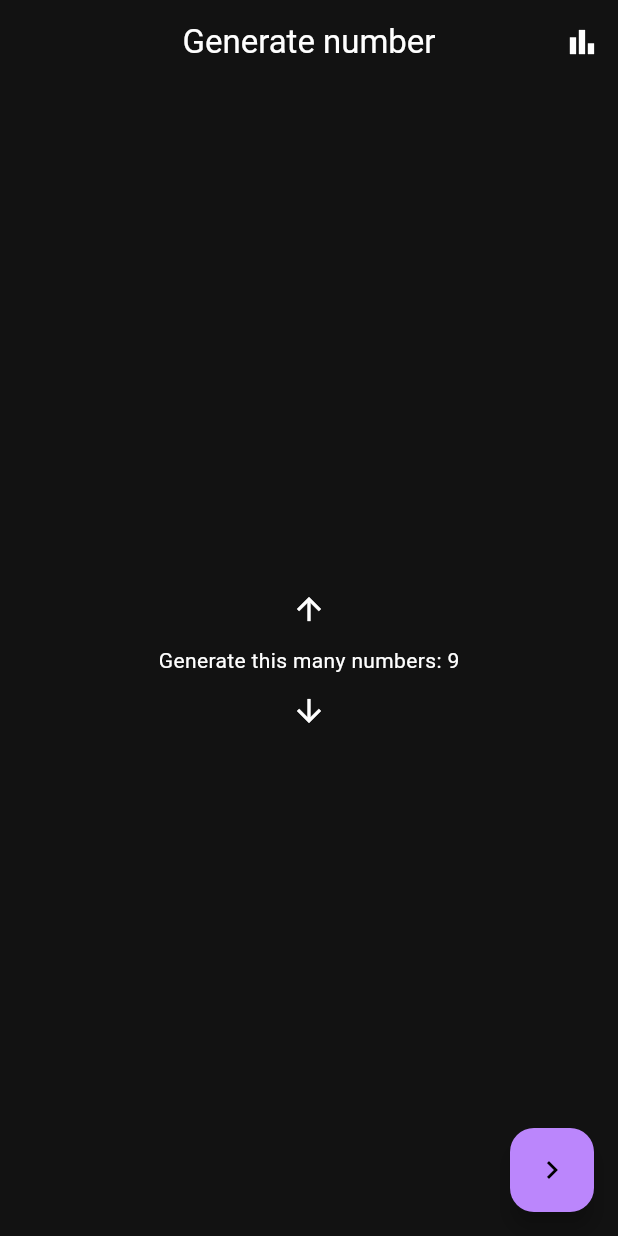
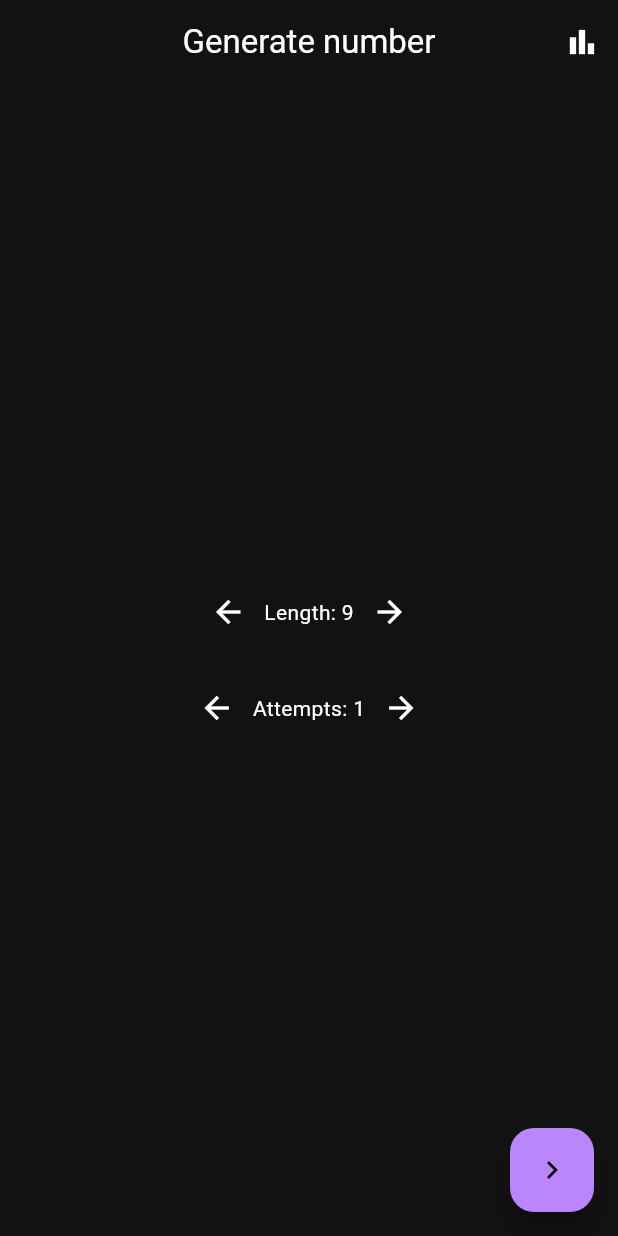
Before and after one commit to Artem-Neludimi/_4_guess_number, a Flutter app: the screen it shows after launch, on a phone screen of 412 x 824 dp. Run offline on Flutter 3.47's test engine with Material 3 defaults, Android fonts, the phone set to English and light mode, and no system bars; our stand-ins replace flutter_bloc.

Commit message:
attempts

```diff
--- a/lib/home.dart
+++ b/lib/home.dart
@@ -29,18 +29,42 @@ class _MyHomePageState extends State<MyHomePage> {
         child: Column(
           mainAxisAlignment: MainAxisAlignment.center,
           children: [
+            Row(
+              mainAxisAlignment: MainAxisAlignment.center,
+              children: [
+                IconButton(
+                  onPressed: () {
+                    context.read<HomeCubit>().decrement();
+                  },
+                  icon: const Icon(Icons.arrow_back),
+                ),
+                Text('Length: ${state.number}'),
                 IconButton(
                   onPressed: () {
                     context.read<HomeCubit>().increment();
                   },
-              icon: const Icon(Icons.arrow_upward),
+                  icon: const Icon(Icons.arrow_forward),
                 ),
-            Text('Generate this many numbers: ${state.number}'),
+              ],
+            ),
+            const SizedBox(height: 16),
+            Row(
+              mainAxisAlignment: MainAxisAlignment.center,
+              children: [
                 IconButton(
                   onPressed: () {
-                context.read<HomeCubit>().decrement();
+                    context.read<HomeCubit>().attemptsDecrement();
                   },
-              icon: const Icon(Icons.arrow_downward),
+                  icon: const Icon(Icons.arrow_back),
+                ),
+                Text('Attempts: ${state.attempts}'),
+                IconButton(
+                  onPressed: () {
+                    context.read<HomeCubit>().attemptsIncrement();
+                  },
+                  icon: const Icon(Icons.arrow_forward),
+                ),
+              ],
             ),
           ],
         ),
@@ -66,20 +90,33 @@ class HomeCubit extends Cubit<HomeState> {
     if (state.number <= 9) return;
     emit(state.copyWith(number: state.number - 1));
   }
+
+  void attemptsIncrement() {
+    emit(state.copyWith(attempts: state.attempts + 1));
+  }
+
+  void attemptsDecrement() {
+    if (state.attempts <= 1) return;
+    emit(state.copyWith(attempts: state.attempts - 1));
+  }
 }
 
 class HomeState {
   HomeState({
     this.number = 9,
+    this.attempts = 1,
   });
 
   final int number;
+  final int attempts;
 
   HomeState copyWith({
     int? number,
+    int? attempts,
   }) {
     return HomeState(
       number: number ?? this.number,
+      attempts: attempts ?? this.attempts,
     );
   }
 }
```
Also changed, not shown: lib/generated.dart (+33 -14 lines). Lines whose indentation alone changed are shown as unchanged.
